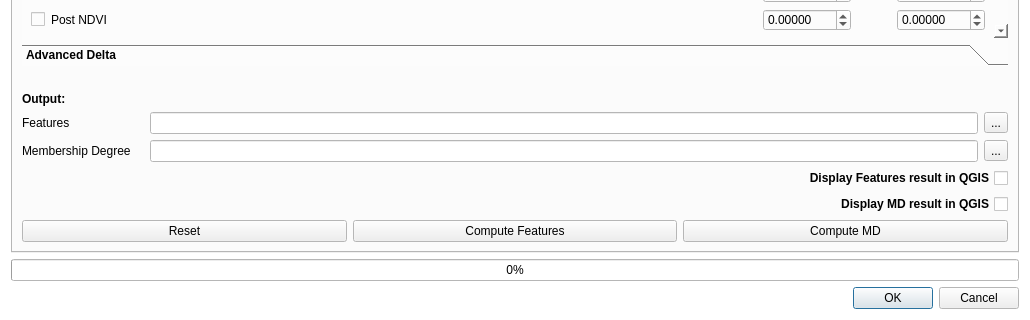
Before: the Qt Designer form BAD_dialog_base.ui in silviamacchi/BAD_v.3.0.0, drawn with Qt 5; both pictures show x 0 to 1030 and y 380 to 700 of the 1030 by 700 pixel window.
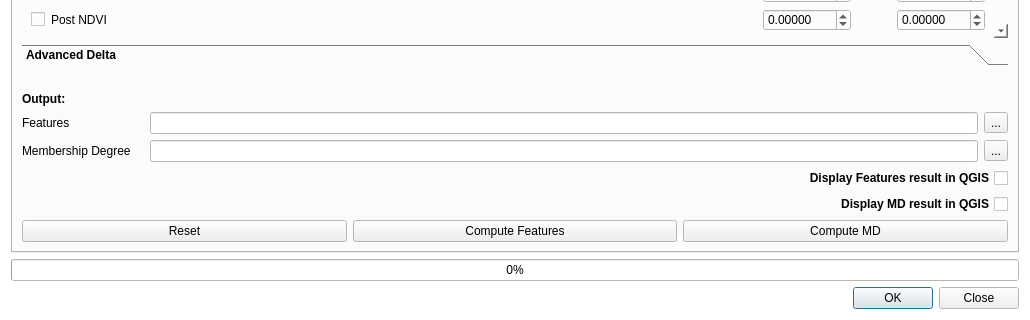
After: the same form once the commit is applied. The open tabs and pages were chosen to show the change.

Commit message: Changed OK behavoiur

```diff
--- a/BAD_dialog_base.ui
+++ b/BAD_dialog_base.ui
@@ -144,7 +144,7 @@
       <enum>Qt::Horizontal</enum>
      </property>
      <property name="standardButtons">
-      <set>QDialogButtonBox::Cancel|QDialogButtonBox::Ok</set>
+      <set>QDialogButtonBox::Close|QDialogButtonBox::Ok</set>
      </property>
     </widget>
    </item>
```
Left out of the diff: 103 changed lines with no effect on the pictures. The commit also changes 2 other files.
